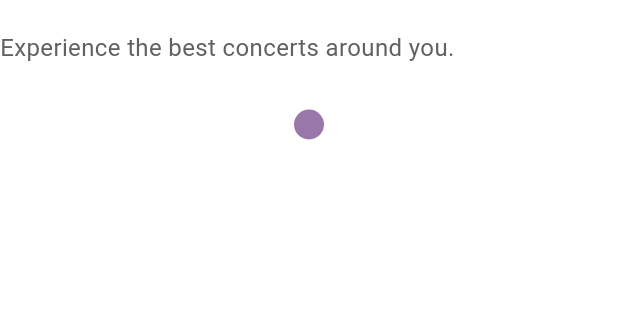
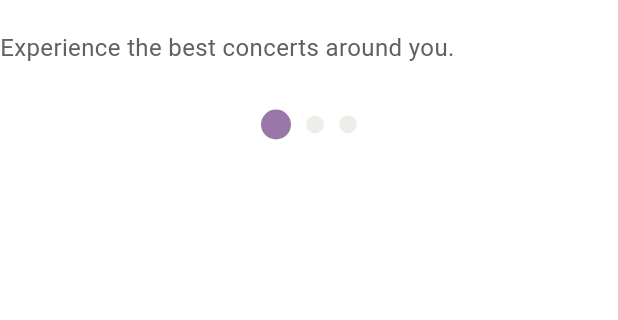
Before and after one commit to Frientia/project_mobile_UAS, a Flutter app: the screen it shows after launch, on a phone screen of 412 x 824 dp, the part 411-731 px from its top. Run offline on Flutter 3.47's test engine with Material 3 defaults, Android fonts, the phone set to English and light mode, and no system bars.

Commit message:
menambahkan row dan membuat boxshape yang lain

```diff
--- a/lib/screens/splash_screen1.dart
+++ b/lib/screens/splash_screen1.dart
@@ -50,6 +50,24 @@ class SplashScreen1 extends StatelessWidget {
                     shape: BoxShape.circle,
                   ),
                 ),
+                SizedBox(width: 10),
+                Container(
+                  width: 12,
+                  height: 12,
+                  decoration: const BoxDecoration(
+                    shape: BoxShape.circle,
+                    color: Color(0xFFedede9),
+                  ),
+                ),
+                SizedBox(width: 10),
+                Container(
+                  width: 12,
+                  height: 12,
+                  decoration: const BoxDecoration(
+                    shape: BoxShape.circle,
+                    color: Color(0xFFedede9),
+                  ),
+                ),
               ],
             ),
           ],
```
